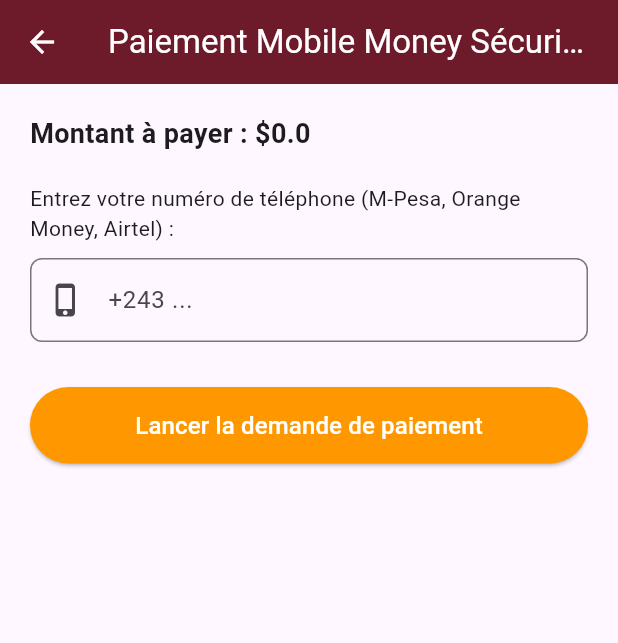
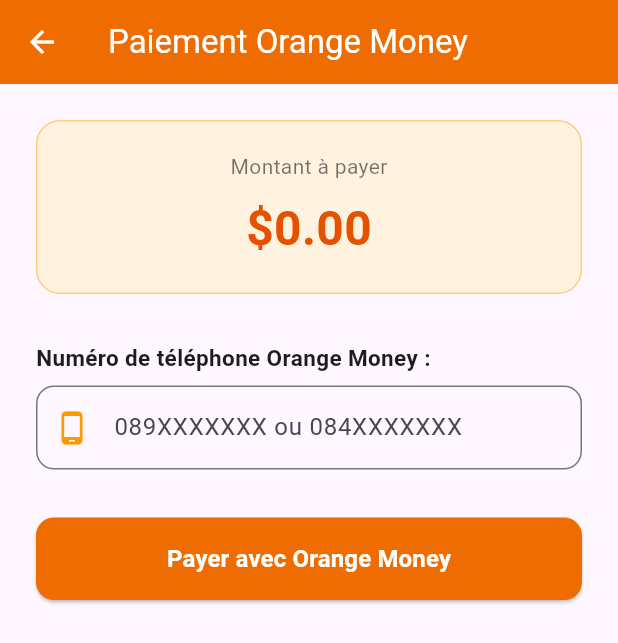
Before and after one commit to swanmanasse048-rgb/Tablego, a Flutter app: the MobileMoneyPaymentScreen screen opened directly with empty values, on a phone screen of 412 x 824 dp. Shown: the top 643 px of the screen. Run offline on Flutter 3.47's test engine with Material 3 defaults, Android fonts, the phone set to English and light mode, and no system bars; our stand-ins replace audioplayers, firebase_core, firebase_messaging, flutter_local_notifications, image_picker, qr_flutter and 3 more; accounts and stored records are empty.

Commit message:
integration de orange money

```diff
--- a/lib/client/mobile_money_screen.dart
+++ b/lib/client/mobile_money_screen.dart
@@ -20,11 +20,20 @@
   final _phoneController = TextEditingController();
   bool _isLoading = false;
 
+  @override
+  void dispose() {
+    _phoneController.dispose();
+    super.dispose();
+  }
+
   void _processRealPayment() async {
     final phone = _phoneController.text.trim();
     if (phone.isEmpty) {
       ScaffoldMessenger.of(context).showSnackBar(
-        const SnackBar(content: Text("Veuillez entrer votre numéro de téléphone."), backgroundColor: Colors.red),
+        const SnackBar(
+          content: Text("Veuillez entrer votre numéro Orange Money."),
+          backgroundColor: Colors.red,
+        ),
       );
       return;
     }
@@ -32,7 +41,6 @@
     setState(() => _isLoading = true);
 
     try {
-      // Appel d'une Supabase Edge Function sécurisée pour initier le paiement réel
       final response = await supabase.functions.invoke(
         'initiate-payment',
         body: {
@@ -46,20 +54,23 @@
         if (mounted) {
           setState(() => _isLoading = false);
 
-          // Affichage d'une instruction claire pour l'utilisateur
           showDialog(
             context: context,
             barrierDismissible: false,
             builder: (context) => AlertDialog(
-              title: const Text("Vérification en cours"),
+              shape: RoundedRectangleBorder(borderRadius: BorderRadius.circular(16)),
+              title: const Text("Validation Orange Money"),
               content: const Text(
-                "Une demande de paiement a été envoyée sur votre téléphone. Veuillez valider avec votre code PIN.",
+                "Une demande de paiement a été envoyée sur votre téléphone. Veuillez entrer votre code PIN pour valider la transaction.",
               ),
               actions: [
                 ElevatedButton(
-                  style: ElevatedButton.styleFrom(backgroundColor: const Color(0xFF6D1B2B)),
+                  style: ElevatedButton.styleFrom(
+                    backgroundColor: Colors.orange[800],
+                    shape: RoundedRectangleBorder(borderRadius: BorderRadius.circular(8)),
+                  ),
                   onPressed: () {
-                    Navigator.pop(context); // Ferme la boîte de dialogue
+                    Navigator.pop(context); // Ferme le dialogue
                     Navigator.pop(context); // Quitte l'écran de paiement
                   },
                   child: const Text("J'ai validé", style: TextStyle(color: Colors.white)),
@@ -69,13 +80,19 @@
           );
         }
       } else {
-        throw Exception(response.data['error'] ?? "Erreur lors de l'initialisation du paiement.");
+        final errorMsg = response.data != null && response.data['error'] != null
+            ? response.data['error']
+            : "Erreur lors de l'initialisation du paiement.";
+        throw Exception(errorMsg);
       }
     } catch (e) {
       if (mounted) {
         setState(() => _isLoading = false);
         ScaffoldMessenger.of(context).showSnackBar(
-          SnackBar(content: Text("Erreur : $e"), backgroundColor: Colors.red),
+          SnackBar(
+            content: Text("Erreur : ${e.toString().replaceAll('Exception: ', '')}"),
+            backgroundColor: Colors.red,
+          ),
         );
       }
     }
@@ -85,48 +102,90 @@
   Widget build(BuildContext context) {
     return Scaffold(
       appBar: AppBar(
-        title: const Text("Paiement Mobile Money Sécurisé"),
-        backgroundColor: const Color(0xFF6D1B2B),
+        title: const Text("Paiement Orange Money"),
+        backgroundColor: Colors.orange[800],
         foregroundColor: Colors.white,
+        elevation: 0,
       ),
-      body: Padding(
+      body: SingleChildScrollView(
+        padding: const EdgeInsets.all(24.0),
+        child: Column(
+          crossAxisAlignment: CrossAxisAlignment.stretch,
+          children: [
+            // Carte d'affichage du montant
+            Container(
               padding: const EdgeInsets.all(20),
+              decoration: BoxDecoration(
+                color: Colors.orange.shade50,
+                borderRadius: BorderRadius.circular(16),
+                border: Border.all(color: Colors.orange.shade200),
+              ),
               child: Column(
-          crossAxisAlignment: CrossAxisAlignment.start,
                 children: [
+                  const Text(
+                    "Montant à payer",
+                    style: TextStyle(fontSize: 14, color: Colors.black54),
+                  ),
+                  const SizedBox(height: 8),
                   Text(
-              "Montant à payer : \$${widget.amount}",
-              style: const TextStyle(fontSize: 18, fontWeight: FontWeight.bold),
+                    "\$${widget.amount.toStringAsFixed(2)}",
+                    style: TextStyle(
+                      fontSize: 32,
+                      fontWeight: FontWeight.bold,
+                      color: Colors.orange[900],
                     ),
-            const SizedBox(height: 20),
-            const Text("Entrez votre numéro de téléphone (M-Pesa, Orange Money, Airtel) :"),
-            const SizedBox(height: 10),
+                  ),
+                ],
+              ),
+            ),
+            const SizedBox(height: 32),
+
+            // Champ de saisie
+            const Text(
+              "Numéro de téléphone Orange Money :",
+              style: TextStyle(fontSize: 15, fontWeight: FontWeight.w600),
+            ),
+            const SizedBox(height: 8),
             TextField(
               controller: _phoneController,
               keyboardType: TextInputType.phone,
               decoration: InputDecoration(
-                hintText: "+243 ...",
-                border: OutlineInputBorder(borderRadius: BorderRadius.circular(8)),
-                prefixIcon: const Icon(Icons.phone_iphone),
+                hintText: "089XXXXXXX ou 084XXXXXXX",
+                prefixIcon: const Icon(Icons.phone_android, color: Colors.orange),
+                border: OutlineInputBorder(
+                  borderRadius: BorderRadius.circular(12),
+                ),
+                focusedBorder: OutlineInputBorder(
+                  borderRadius: BorderRadius.circular(12),
+                  borderSide: BorderSide(color: Colors.orange[800]!, width: 2),
                 ),
               ),
-            const SizedBox(height: 30),
-            SizedBox(
-              width: double.infinity,
-              child: ElevatedButton(
+            ),
+            const SizedBox(height: 32),
+
+            // Bouton de validation
+            ElevatedButton(
               style: ElevatedButton.styleFrom(
-                  backgroundColor: Colors.orange,
+                backgroundColor: Colors.orange[800],
                 foregroundColor: Colors.white,
-                  padding: const EdgeInsets.symmetric(vertical: 14),
+                padding: const EdgeInsets.symmetric(vertical: 16),
+                shape: RoundedRectangleBorder(
+                  borderRadius: BorderRadius.circular(12),
+                ),
               ),
               onPressed: _isLoading ? null : _processRealPayment,
               child: _isLoading
                   ? const SizedBox(
-                        height: 20,
-                        width: 20,
-                        child: CircularProgressIndicator(color: Colors.white, strokeWidth: 2),
+                      height: 24,
+                      width: 24,
+                      child: CircularProgressIndicator(
+                        color: Colors.white,
+                        strokeWidth: 2.5,
+                      ),
                     )
-                    : const Text("Lancer la demande de paiement", style: TextStyle(fontSize: 16)),
+                  : const Text(
+                      "Payer avec Orange Money",
+                      style: TextStyle(fontSize: 16, fontWeight: FontWeight.bold),
                     ),
             ),
           ],
```
Also changed, not shown: lib/screens/orange_money_checkout_page.dart (added, +122 -0 lines), lib/services/payment_service.dart (added, +42 -0 lines). Lines whose indentation alone changed are shown as unchanged.
